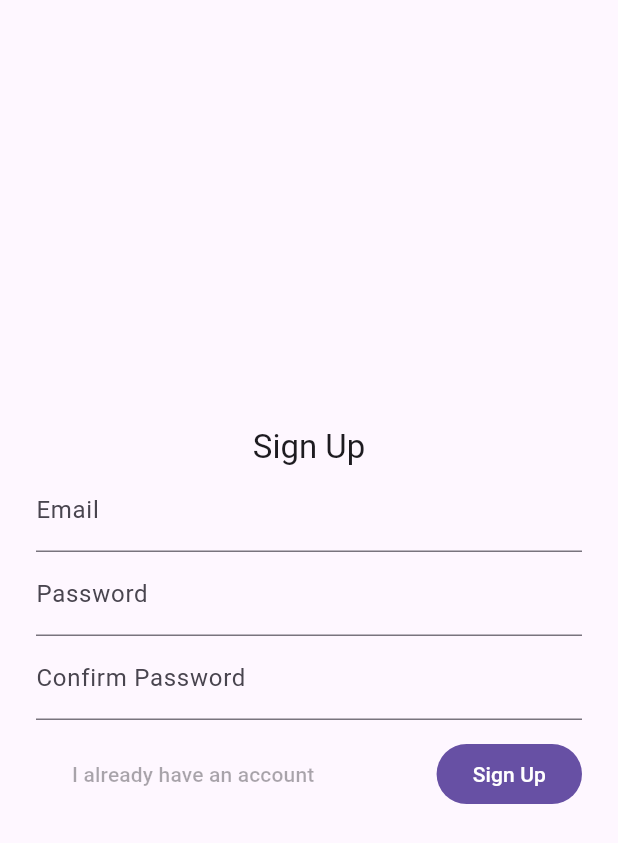
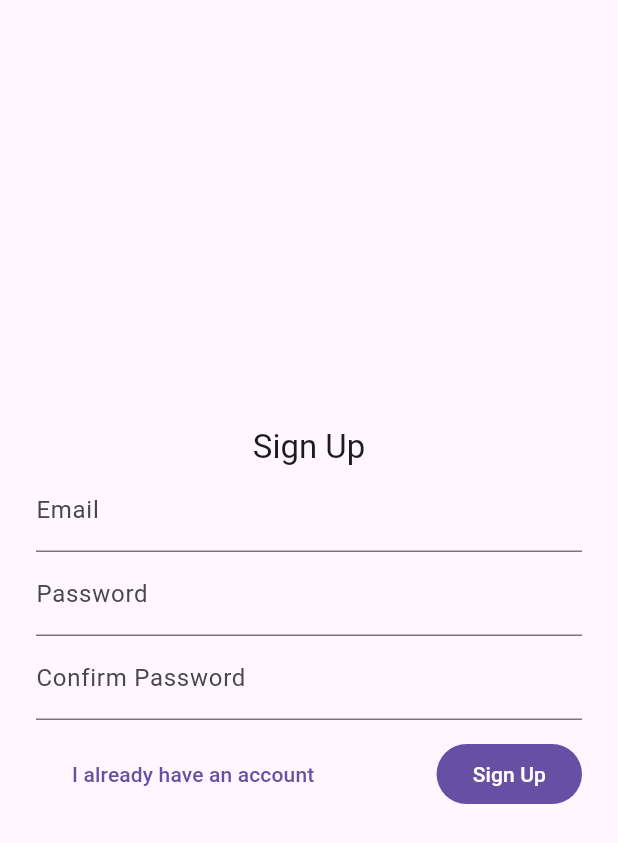
Before and after one commit to curtis-clement/study_app, a Flutter app: the screen it shows after launch, on a phone screen of 412 x 824 dp. Shown: the top 843 px of the screen. Run offline on Flutter 3.47's test engine with Material 3 defaults, Android fonts, the phone set to English and light mode, and no system bars.

Commit message:
update login buttons widget

```diff
--- a/lib/modules/auth/widgets/login_buttons.dart
+++ b/lib/modules/auth/widgets/login_buttons.dart
@@ -27,6 +27,9 @@ class LoginButtons extends StatelessWidget {
             style: ButtonStyle(
               elevation: WidgetStateProperty.all(0),
               backgroundColor: WidgetStateProperty.all(Colors.transparent),
+              foregroundColor: WidgetStateProperty.all(
+                Theme.of(context).colorScheme.primary,
+              ),
             ),
             onPressed: onSecondaryButton(),
             child: Text(secondaryButtonText),
```
Also changed, not shown: lib/modules/auth/screens/sign_up_screen.dart (+1 -7 lines).
